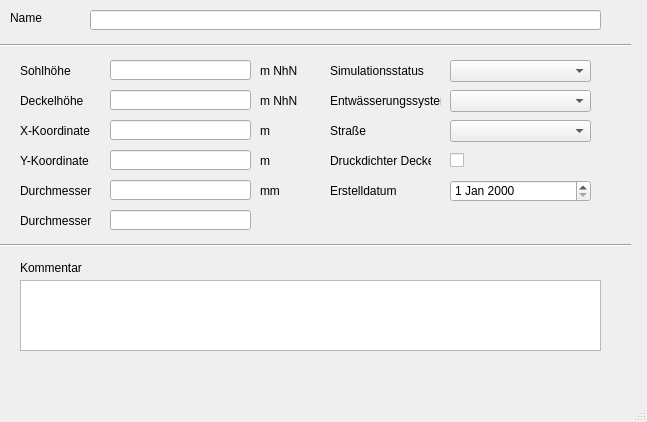
Before: the Qt Designer form templates/schaechte.ui in hoettges/QKan, drawn with Qt 5.
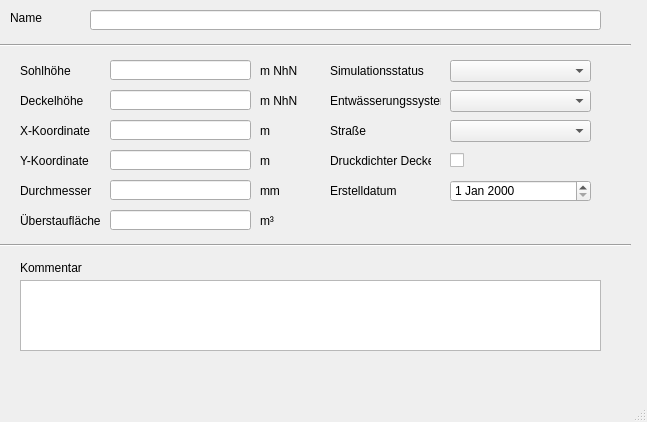
After: the same form once the commit is applied.

Patch:
```diff
--- a/templates/schaechte.ui
+++ b/templates/schaechte.ui
@@ -397,7 +397,7 @@
      </rect>
     </property>
     <property name="text">
-     <string>Durchmesser</string>
+     <string>Überstaufläche</string>
     </property>
    </widget>
    <widget class="QLineEdit" name="ueberstauflaeche">
@@ -410,6 +410,19 @@
      </rect>
     </property>
    </widget>
+   <widget class="QLabel" name="label_28">
+    <property name="geometry">
+     <rect>
+      <x>260</x>
+      <y>210</y>
+      <width>41</width>
+      <height>21</height>
+     </rect>
+    </property>
+    <property name="text">
+     <string>m³</string>
+    </property>
+   </widget>
   </widget>
   <widget class="QMenuBar" name="menubar">
    <property name="geometry">
```
